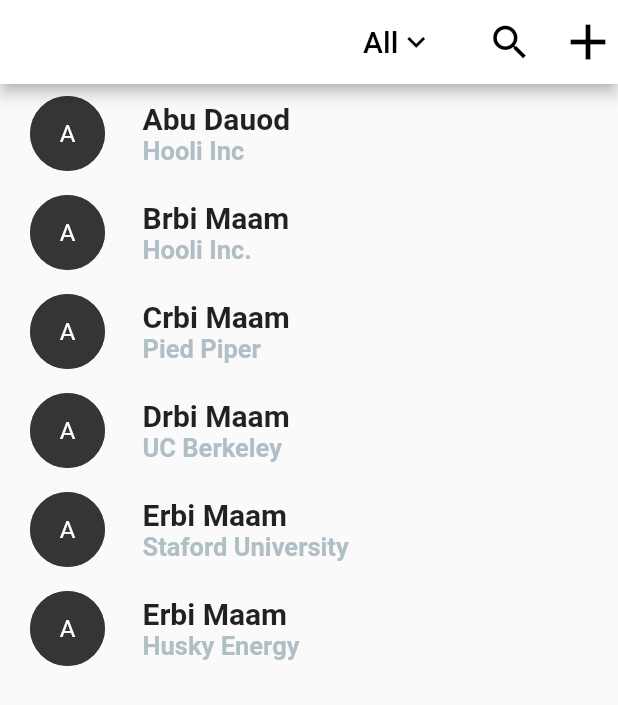
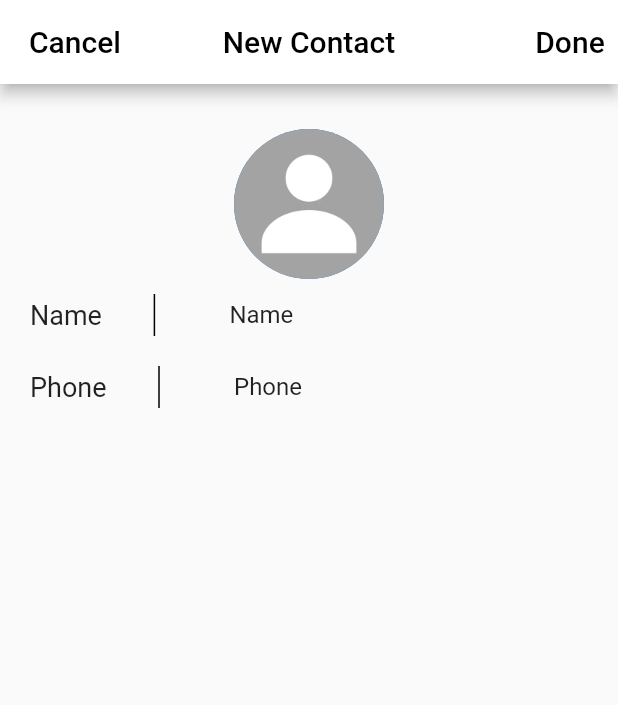
Before and after one commit to m0inur/Contacts-Flutter, a Flutter app: the Contacts screen opened directly, after a tap on the "add" icon, on a phone screen of 412 x 824 dp. Shown: the top 705 px of the screen. Run offline on Flutter 3.47's test engine with Material 2 defaults, Android fonts, the phone set to English and light mode, and no system bars.

Commit message:
Added new_contacts page and input field and images

```diff
--- a/lib/contact.dart
+++ b/lib/contact.dart
@@ -3,6 +3,7 @@ class Contact {
   late String companyName;
   late String avatarImage;
   late int number;
+  bool isFavourite = false;
 
   Contact(name, companyName, number, avatarImage) {
     this.name = name;
--- a/lib/main.dart
+++ b/lib/main.dart
@@ -1,6 +1,7 @@
 import 'package:apps/pages/contacts.dart';
 import 'package:apps/pages/details.dart';
 import 'package:apps/pages/edit.dart';
+import 'package:apps/pages/new_contact.dart';
 import 'package:flutter/material.dart';
 
 // TODO: Flesh out contacts page
@@ -30,11 +31,12 @@ class MyApp extends StatelessWidget {
   @override
   Widget build(BuildContext context) {
     return MaterialApp(
-      initialRoute: "/",
+      initialRoute: "/new_contact",
       routes: {
         "/": (context) => Contacts(),
         "/edit": (context) => Edit(),
         "/details": (context) => Details(),
+        "/new_contact": (context) => NewContact(),
       },
     );
   }
--- a/lib/pages/contacts.dart
+++ b/lib/pages/contacts.dart
@@ -43,7 +43,9 @@ class _ContactsState extends State<Contacts> {
           ),
         ),
         IconButton(
-          onPressed: () {},
+          onPressed: () {
+            Navigator.pushNamed(context, "/new_contact");
+          },
           icon: new Icon(
             Icons.add,
             color: Colors.black,
@@ -64,6 +66,13 @@ class _ContactsState extends State<Contacts> {
   }
 
   ListTile contactListTile(i) {
+    var letter = "";
+    if (i == 0 ||
+        contacts[i].name[0].toUpperCase() !=
+            contacts[i - 1].name[0].toUpperCase()) {
+      letter = contacts[i].name[0].toUpperCase();
+    }
+
     return ListTile(
       onTap: () {
         Navigator.pushNamed(context, "/details", arguments: {
@@ -76,17 +85,36 @@ class _ContactsState extends State<Contacts> {
         child: Card(
           elevation: 0,
           color: Colors.transparent,
+          child: Column(
+            crossAxisAlignment: CrossAxisAlignment.start,
+            children: <Widget>[
+              Visibility(
+                visible: letter != "",
+                  child: Padding(
+                    padding: const EdgeInsets.fromLTRB(0, 0, 0, 10),
+                    child: Text(
+                      "$letter",
+                      style: TextStyle(
+                        color: Colors.blueGrey[300],
+                        fontSize: 20,
+                        fontWeight: FontWeight.bold
+                      ),
+                    ),
+                  ),
+              ),
 
-          child: Row(
+              Row(
                 children: <Widget>[
+                  contacts[i].isFavourite == true ? Icon(Icons.star) : SizedBox(width: 24),
+                  SizedBox(width: 10),
+
                   CircleAvatar(
                     backgroundImage: AssetImage("assets/grey-square.png"),
                     child: Text("A"),
                     radius: 25,
                   ),
 
-              SizedBox(width: 25,),
-
+                  SizedBox(width: 25),
                   Column(
                     crossAxisAlignment: CrossAxisAlignment.start,
                     children: [
@@ -97,18 +125,17 @@ class _ContactsState extends State<Contacts> {
                           fontWeight: FontWeight.w700,
                         ),
                       ),
-
                       Text(
                         "${contacts[i].companyName}",
                         style: TextStyle(
                             color: Colors.blueGrey[200],
                             fontSize: 17,
-                      fontWeight: FontWeight.bold
-                    ),
+                            fontWeight: FontWeight.bold),
                       ),
                     ],
                   ),
-
+                ],
+              ),
             ],
           ),
         ),
--- /dev/null
+++ b/lib/pages/new_contact.dart
@@ -0,0 +1,105 @@
+import 'package:flutter/material.dart';
+import 'package:flutter/src/material/input_border.dart';
+
+class NewContact extends StatefulWidget {
+  @override
+  _NewContactState createState() => _NewContactState();
+}
+
+class _NewContactState extends State<NewContact> {
+  AppBar newContactAppBar() {
+    return AppBar(
+      backgroundColor: Colors.white,
+      leadingWidth: 100,
+      centerTitle: true,
+      leading: TextButton(
+        onPressed: () {
+          Navigator.of(context).pop();
+        },
+        child: Text(
+          "Cancel",
+          style: TextStyle(color: Colors.black, fontSize: 20),
+        ),
+      ),
+      title: Text(
+        "New Contact",
+        style: TextStyle(
+          fontSize: 20,
+          color: Colors.black,
+        ),
+      ),
+      actions: [
+        TextButton(
+          onPressed: () {
+            Navigator.of(context).pop();
+          },
+          child: Text(
+            "Done",
+            style: TextStyle(color: Colors.black, fontSize: 20),
+          ),
+        ),
+      ],
+    );
+  }
+
+  @override
+  Widget build(BuildContext context) {
+    Widget inputField (text) {
+      return             IntrinsicHeight(
+        child: Row(children: [
+          SizedBox(width: 20),
+
+          Text(
+            "$text",
+            style: TextStyle(fontSize: 18),
+          ),
+
+          SizedBox(width: 30),
+
+          VerticalDivider(
+            thickness: 1,
+            width: 10,
+            color: Colors.black,
+
+            indent: 10,
+            endIndent: 10,
+          ),
+
+          SizedBox(width: 30),
+
+          Expanded(
+            child: TextFormField(
+              initialValue: '$text',
+
+              decoration: new InputDecoration(
+                  border: InputBorder.none,
+                  enabledBorder: InputBorder.none,
+                  disabledBorder: InputBorder.none,
+                  contentPadding:
+                  EdgeInsets.only(left: 15, bottom: 11, top: 11, right: 15),
+              ),
+            ),
+          )
+        ]),
+      );
+    }
+    return Scaffold(
+        appBar: newContactAppBar(),
+        body: Container(
+          child: Column(
+            children: <Widget>[
+              SizedBox(height: 30),
+              Center(
+                  child: CircleAvatar(
+                backgroundImage: AssetImage("assets/default-user.jpg"),
+                radius: 50,
+              )),
+
+              inputField("Name"),
+              inputField("Phone"),
+
+            ],
+          ),
+        ));
+  }
+}
```
Also changed, not shown: assets/default-user.jpg (added). Lines whose indentation alone changed are shown as unchanged.
